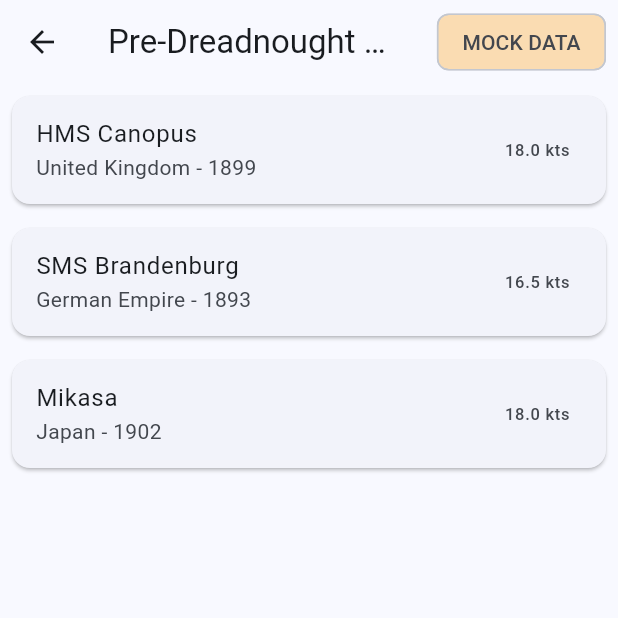
After one commit to PeterRobbinsWillowTree/cursorapp, a Flutter app: the screen it shows after launch, after a tap on "Show List Of Ships", on a phone screen of 412 x 824 dp, the top half of it. The commit adds this screen. Run offline on Flutter 3.47's test engine with Material 3 defaults, Android fonts, the phone set to English and light mode, and no system bars; our stand-ins replace get_it, logger.

Commit message:
Added Mocking Third Commit

```diff
--- a/lib/features/home/presentation/views/home_screen.dart
+++ b/lib/features/home/presentation/views/home_screen.dart
@@ -3,6 +3,8 @@ import 'package:cursorapp/features/intercept/presentation/views/detail_screen.da
 import 'package:provider/provider.dart';
 import 'package:cursorapp/features/intercept/presentation/viewmodels/intercept_viewmodel.dart';
 import 'package:cursorapp/shared/di/injection_container.dart' as di;
+import 'package:cursorapp/features/ships/presentation/views/ships_list_screen.dart';
+import 'package:cursorapp/features/ships/presentation/viewmodels/ships_viewmodel.dart';
 
 class HomeScreen extends StatelessWidget {
   const HomeScreen({super.key});
@@ -13,6 +15,12 @@ class HomeScreen extends StatelessWidget {
       'icon': Icons.calculate,
       'color': Colors.blue,
       'description': 'Calculate intercept course and speed',
+    },
+    {
+      'title': 'Show List Of Ships',
+      'icon': Icons.directions_boat,
+      'color': Colors.green,
+      'description': 'View historical pre-dreadnought ships',
     },
     {
       'title': 'How to Use',
@@ -60,6 +68,16 @@ class HomeScreen extends StatelessWidget {
                     builder: (context) => ChangeNotifierProvider(
                       create: (_) => di.sl<InterceptViewModel>(),
                       child: const DetailScreen(),
+                    ),
+                  ),
+                );
+              } else if (index == 1) {
+                Navigator.push(
+                  context,
+                  MaterialPageRoute(
+                    builder: (context) => ChangeNotifierProvider(
+                      create: (_) => di.sl<ShipsViewModel>(),
+                      child: const ShipsListScreen(),
                     ),
                   ),
                 );
--- /dev/null
+++ b/lib/features/ships/data/repositories/mock_ships_repository.dart
@@ -0,0 +1,83 @@
+import '../../domain/entities/historical_ship.dart';
+import '../../domain/repositories/ships_repository.dart';
+import 'package:logger/logger.dart';
+
+class MockShipsRepository implements ShipsRepository {
+  final _logger = Logger();
+  final _mockShips = [
+    HistoricalShip(
+      name: 'HMS Canopus',
+      country: 'United Kingdom',
+      yearCommissioned: 1899,
+      displacement: 13150,
+      length: 131.1,
+      beam: 22.9,
+      draft: 7.9,
+      maxSpeed: 18,
+      imageUrl: 'assets/ships/canopus.jpg',
+      description: 'Lead ship of the Canopus-class pre-dreadnought battleships. Served in World War I.',
+      armament: [
+        '4 × BL 12-inch Mk VIII guns',
+        '12 × QF 6-inch guns',
+        '10 × QF 12-pounder guns',
+        '6 × QF 3-pounder guns',
+      ],
+    ),
+    HistoricalShip(
+      name: 'SMS Brandenburg',
+      country: 'German Empire',
+      yearCommissioned: 1893,
+      displacement: 10670,
+      length: 115.7,
+      beam: 19.5,
+      draft: 7.6,
+      maxSpeed: 16.5,
+      imageUrl: 'assets/ships/brandenburg.jpg',
+      description: 'Lead ship of the Brandenburg-class pre-dreadnought battleships.',
+      armament: [
+        '6 × 28 cm SK L/40 guns',
+        '8 × 10.5 cm SK L/35 guns',
+        '8 × 8.8 cm SK L/30 guns',
+      ],
+    ),
+    HistoricalShip(
+      name: 'Mikasa',
+      country: 'Japan',
+      yearCommissioned: 1902,
+      displacement: 15140,
+      length: 131.7,
+      beam: 23.2,
+      draft: 8.2,
+      maxSpeed: 18,
+      imageUrl: 'assets/ships/mikasa.jpg',
+      description: 'Admiral Tōgō\'s flagship during the Russo-Japanese War.',
+      armament: [
+        '4 × 12-inch guns',
+        '14 × 6-inch guns',
+        '20 × 12-pounder guns',
+        '8 × 3-pounder guns',
+      ],
+    ),
+  ];
+
+  @override
+  Future<List<HistoricalShip>> getPreDreadnoughtShips() async {
+    _logger.i('Fetching mock pre-dreadnought ships data');
+    await Future.delayed(const Duration(seconds: 1));
+    _logger.i('Returned ${_mockShips.length} mock ships');
+    return _mockShips;
+  }
+
+  @override
+  Future<HistoricalShip> getShipDetails(String name) async {
+    _logger.i('Fetching mock details for ship: $name');
+    await Future.delayed(const Duration(milliseconds: 500));
+    return _mockShips.firstWhere(
+      (ship) => ship.name == name,
+      orElse: () {
+        _logger.e('Ship not found: $name');
+        throw Exception('Ship not found');
+      },
+    );
+  }
+}
--- /dev/null
+++ b/lib/features/ships/domain/entities/historical_ship.dart
@@ -0,0 +1,27 @@
+class HistoricalShip {
+  final String name;
+  final String country;
+  final int yearCommissioned;
+  final double displacement;
+  final double length;
+  final double beam;
+  final double draft;
+  final double maxSpeed;
+  final String imageUrl;
+  final String description;
+  final List<String> armament;
+
+  HistoricalShip({
+    required this.name,
+    required this.country,
+    required this.yearCommissioned,
+    required this.displacement,
+    required this.length,
+    required this.beam,
+    required this.draft,
+    required this.maxSpeed,
+    required this.imageUrl,
+    required this.description,
+    required this.armament,
+  });
+}
--- /dev/null
+++ b/lib/features/ships/domain/repositories/ships_repository.dart
@@ -0,0 +1,6 @@
+import '../entities/historical_ship.dart';
+
+abstract class ShipsRepository {
+  Future<List<HistoricalShip>> getPreDreadnoughtShips();
+  Future<HistoricalShip> getShipDetails(String name);
+}
--- /dev/null
+++ b/lib/features/ships/presentation/viewmodels/ships_viewmodel.dart
@@ -0,0 +1,33 @@
+import 'package:flutter/foundation.dart';
+import '../../domain/entities/historical_ship.dart';
+import '../../domain/repositories/ships_repository.dart';
+
+class ShipsViewModel extends ChangeNotifier {
+  final ShipsRepository repository;
+
+  List<HistoricalShip>? _ships;
+  String? _error;
+  bool _isLoading = false;
+
+  List<HistoricalShip>? get ships => _ships;
+  String? get error => _error;
+  bool get isLoading => _isLoading;
+
+  ShipsViewModel({required this.repository});
+
+  Future<void> loadShips() async {
+    try {
+      _isLoading = true;
+      _error = null;
+      notifyListeners();
+
+      _ships = await repository.getPreDreadnoughtShips();
+    } catch (e) {
+      _error = e.toString();
+      _ships = null;
+    } finally {
+      _isLoading = false;
+      notifyListeners();
+    }
+  }
+}
--- /dev/null
+++ b/lib/features/ships/presentation/views/ships_list_screen.dart
@@ -0,0 +1,78 @@
+import 'package:flutter/material.dart';
+import 'package:provider/provider.dart';
+import '../viewmodels/ships_viewmodel.dart';
+import '../views/ship_detail_screen.dart';
+
+class ShipsListScreen extends StatefulWidget {
+  const ShipsListScreen({super.key});
+
+  @override
+  State<ShipsListScreen> createState() => _ShipsListScreenState();
+}
+
+class _ShipsListScreenState extends State<ShipsListScreen> {
+  @override
+  void initState() {
+    super.initState();
+    // Load ships when screen opens
+    WidgetsBinding.instance.addPostFrameCallback((_) {
+      context.read<ShipsViewModel>().loadShips();
+    });
+  }
+
+  @override
+  Widget build(BuildContext context) {
+    return Scaffold(
+      appBar: AppBar(
+        title: const Text('Pre-Dreadnought Ships'),
+        actions: [
+          Padding(
+            padding: const EdgeInsets.all(8.0),
+            child: Chip(
+              label: const Text('MOCK DATA'),
+              backgroundColor: Colors.orange.withAlpha(77),
+            ),
+          ),
+        ],
+      ),
+      body: Consumer<ShipsViewModel>(
+        builder: (context, viewModel, child) {
+          if (viewModel.isLoading) {
+            return const Center(child: CircularProgressIndicator());
+          }
+
+          if (viewModel.error != null) {
+            return Center(child: Text('Error: ${viewModel.error}'));
+          }
+
+          if (viewModel.ships == null || viewModel.ships!.isEmpty) {
+            return const Center(child: Text('No ships found'));
+          }
+
+          return ListView.builder(
+            itemCount: viewModel.ships!.length,
+            itemBuilder: (context, index) {
+              final ship = viewModel.ships![index];
+              return Card(
+                margin: const EdgeInsets.all(8.0),
+                child: ListTile(
+                  title: Text(ship.name),
+                  subtitle: Text('${ship.country} - ${ship.yearCommissioned}'),
+                  trailing: Text('${ship.maxSpeed} kts'),
+                  onTap: () {
+                    Navigator.push(
+                      context,
+                      MaterialPageRoute(
+                        builder: (context) => ShipDetailScreen(ship: ship),
+                      ),
+                    );
+                  },
+                ),
+              );
+            },
+          );
+        },
+      ),
+    );
+  }
+}
--- a/lib/shared/di/injection_container.dart
+++ b/lib/shared/di/injection_container.dart
@@ -3,6 +3,9 @@ import '../../features/intercept/data/repositories/intercept_repository_impl.dar
 import '../../features/intercept/domain/repositories/intercept_repository.dart';
 import '../../features/intercept/domain/usecases/calculate_intercept.dart';
 import '../../features/intercept/presentation/viewmodels/intercept_viewmodel.dart';
+import '../../features/ships/domain/repositories/ships_repository.dart';
+import '../../features/ships/presentation/viewmodels/ships_viewmodel.dart';
+import '../../features/ships/data/repositories/mock_ships_repository.dart';
 
 final GetIt sl = GetIt.instance;
 
@@ -17,4 +20,12 @@ Future<void> init() async {
 
   // ViewModels
   sl.registerFactory(() => InterceptViewModel(calculateIntercept: sl()));
+
+  // Repositories
+  sl.registerLazySingleton<ShipsRepository>(
+    () => MockShipsRepository(),
+  );
+
+  // ViewModels
+  sl.registerFactory(() => ShipsViewModel(repository: sl()));
 }
```
Also changed, not shown: lib/features/intercept/presentation/views/detail_screen.dart (+13 -1 lines), lib/features/intercept/presentation/views/visualization_screen.dart (+201 -116 lines), lib/features/ships/presentation/views/ship_detail_screen.dart (added, +36 -0 lines), pubspec.yaml (+6 -3 lines), pubspec.lock, 6 other files.
